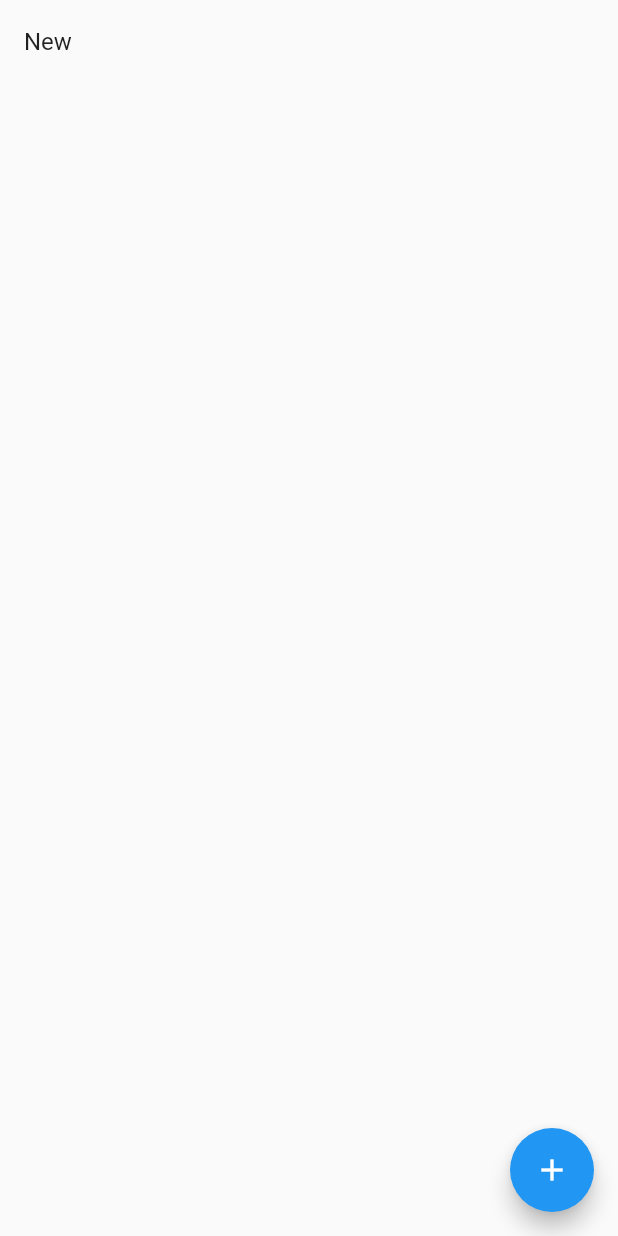
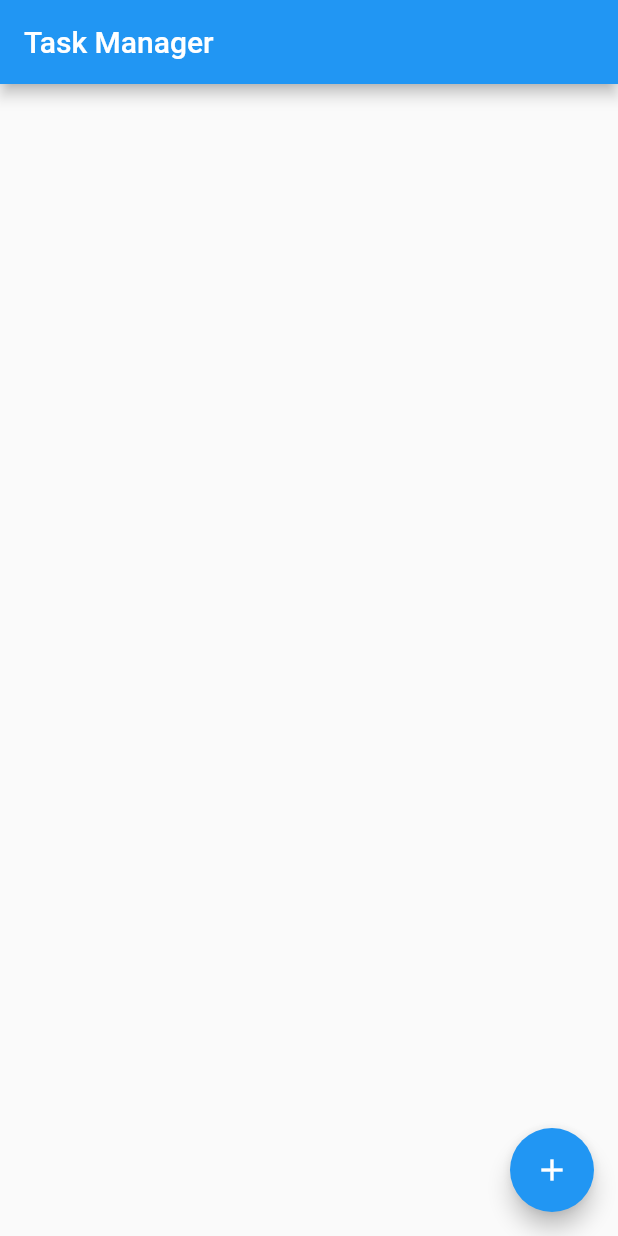
Before and after one commit to amadoug2g-zuehlke/TaskManager, a Flutter app: the screen it shows after launch, after a tap on the "add" icon, on a phone screen of 412 x 824 dp. Run offline on Flutter 3.47's test engine with Material 2 defaults, Android fonts, the phone set to English and light mode, and no system bars; our stand-ins replace flutter_bloc; missing offline and left inert: slide_popup_dialog_null_safety.

Commit message:
Implementing task creation screen and task deletion

```diff
--- a/task_manager/lib/src/features/task_list/data/state/TaskCubit.dart
+++ b/task_manager/lib/src/features/task_list/data/state/TaskCubit.dart
@@ -10,7 +10,7 @@ class TaskCubit extends Cubit<List<Task>> {
     emit(newList);
   }
 
-  void removeTask(Task task) {
+  void deleteTask(Task task) {
     final List<Task> newList = List.from(state);
     newList.removeWhere((item) => item.name == task.taskName);
     emit(newList);
--- a/task_manager/lib/src/features/task_list/presentation/screens/task_list_screen.dart
+++ b/task_manager/lib/src/features/task_list/presentation/screens/task_list_screen.dart
@@ -1,21 +1,113 @@
 import 'package:flutter/material.dart';
 import 'package:flutter_bloc/flutter_bloc.dart';
+import 'package:slide_popup_dialog_null_safety/slide_popup_dialog.dart'
+    as slideDialog;
 import 'package:task_manager/src/features/task_list/data/state/TaskCubit.dart';
 import 'package:task_manager/src/features/task_list/domain/models/task_model.dart';
 
-class TaskListScreen extends StatelessWidget {
+class TaskListScreen extends StatefulWidget {
   const TaskListScreen({super.key});
 
-  void addItem(BuildContext context) {
-    context.read<TaskCubit>().addTask(Task(name: "New")); // New
-    //BlocProvider.of<TaskCubit>(context).addTask(Task(name: "New")); // Former
+  @override
+  State<TaskListScreen> createState() => _TaskListScreenState();
+}
+
+class _TaskListScreenState extends State<TaskListScreen> {
+  final controller = TextEditingController();
+
+  @override
+  void dispose() {
+    controller.dispose();
+    super.dispose();
+  }
+
+  void _addItem(BuildContext context) {
+    context.read<TaskCubit>().addTask(Task(name: controller.text));
+    Navigator.pop(context);
+  }
+
+  void _deleteItem(BuildContext context) {
+    context.read<TaskCubit>().deleteTask(Task(name: controller.text));
+  }
+
+  void _createDialog(BuildContext context) {
+    slideDialog.showSlideDialog(
+      context: context,
+      child: Column(
+        children: [
+          const Padding(
+            padding: EdgeInsets.only(top: 8, bottom: 20),
+            child: Text(
+              "New task",
+              style: TextStyle(
+                fontSize: 24,
+              ),
+            ),
+          ),
+          Padding(
+            padding: const EdgeInsets.symmetric(horizontal: 50),
+            child: TextField(
+              controller: controller,
+              decoration: const InputDecoration(
+                hintText: "Title",
+              ),
+            ),
+          ),
+          Padding(
+            padding: const EdgeInsets.only(top: 40),
+            child: ElevatedButton(
+              onPressed: () {
+                //_addItem(context);
+                controller.text.isNotEmpty ? _addItem(context) : null;
+              },
+              child: const Text("Create"),
+            ),
+          )
+        ],
+      ),
+    );
+  }
+
+  void _deleteDialog(BuildContext context) {
+    final Widget cancelButton = TextButton(
+      child: const Text("Cancel"),
+      onPressed: () => Navigator.pop(context),
+    );
+    final Widget continueButton = TextButton(
+      child: const Text("Yes"),
+      onPressed: () {
+        _deleteItem(context);
+        Navigator.pop(context);
+      },
+    );
+
+    final AlertDialog alert = AlertDialog(
+      title: const Text("Delete task"),
+      content: const Text(
+        "Delete this item?",
+      ),
+      actions: [
+        cancelButton,
+        continueButton,
+      ],
+    );
+
+    showDialog(
+      context: context,
+      builder: (BuildContext context) {
+        return alert;
+      },
+    );
   }
 
   @override
   Widget build(BuildContext context) {
     return Scaffold(
+      appBar: AppBar(
+        title: const Text("Task Manager"),
+      ),
       floatingActionButton: FloatingActionButton(
-        onPressed: () => addItem(context),
+        onPressed: () => _createDialog(context),
         child: const Icon(
           Icons.add,
         ),
@@ -30,6 +122,7 @@ class TaskListScreen extends StatelessWidget {
                   final task = taskList[index];
                   return ListTile(
                     title: Text(task.taskName),
+                    onLongPress: () => _deleteDialog(context),
                   );
                 },
               );
--- a/task_manager/pubspec.yaml
+++ b/task_manager/pubspec.yaml
@@ -14,6 +14,8 @@ dependencies:
   flutter:
     sdk: flutter
   flutter_bloc: ^8.1.3
+  fluttertoast: ^8.2.2
+  slide_popup_dialog_null_safety: ^1.0.0
 
 dev_dependencies:
   flutter_lints: ^2.0.0
```
Also changed, not shown: task_manager/pubspec.lock, 6 other files.
